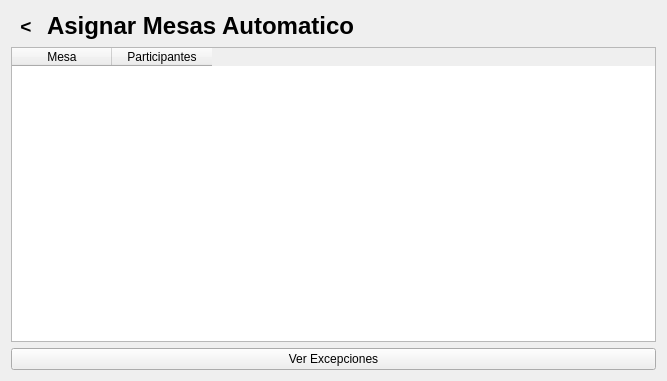
The window that Interfaces/AsignarMesasAutomatico.ui (roblesgg/GestionEventos) describes before a commit, drawn with Qt 5.
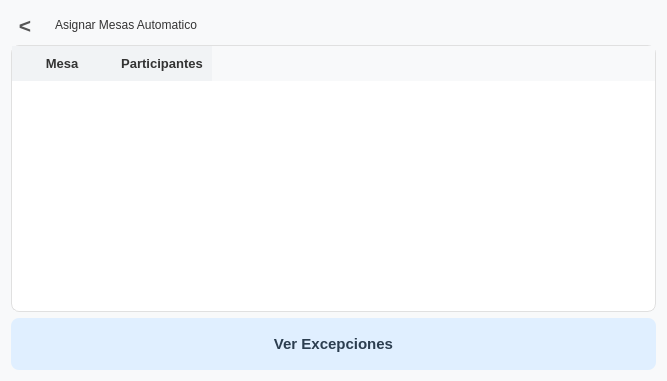
The same window after the commit.

Diff of the .ui file:
```diff
--- a/Interfaces/AsignarMesasAutomatico.ui
+++ b/Interfaces/AsignarMesasAutomatico.ui
@@ -13,18 +13,81 @@
   <property name="windowTitle">
    <string>Form</string>
   </property>
+  
+  <property name="styleSheet">
+   <string>
+/* --- Estilo General --- */
+QWidget {
+    font-family: 'Segoe UI', 'Arial', 'sans-serif';
+    background-color: #F8F9FA; /* Un blanco roto muy suave */
+    color: #333333;
+}
+
+/* --- Título Principal --- */
+QLabel[objectName="TitleLabel_AutoAssign"] {
+    font-size: 24pt;
+    font-weight: bold;
+    color: #2C3E50; /* Un azul oscuro */
+    padding-bottom: 10px;
+    background-color: transparent;
+}
+
+/* --- Botón de Atrás --- */
+QToolButton {
+    font-size: 16pt;
+    font-weight: bold;
+    color: #555555;
+    background-color: transparent;
+    border: none;
+    padding-right: 10px;
+}
+QToolButton:hover {
+    color: #000000;
+}
+
+/* --- Botones Principales --- */
+QPushButton {
+    background-color: #E0EFFF; /* Azul pastel */
+    color: #2C3E50;
+    font-size: 11pt;
+    font-weight: bold;
+    border: none;
+    border-radius: 8px; /* ¡ESQUINAS REDONDEADAS! */
+    padding: 12px 18px;
+    min-height: 28px;
+}
+QPushButton:hover {
+    background-color: #C6DFFF;
+}
+QPushButton:pressed {
+    background-color: #B0D0FF;
+}
+
+/* --- Tablas --- */
+QTableWidget {
+    background-color: #FFFFFF;
+    border: 1px solid #E0E0E0;
+    gridline-color: #E0E0E0; /* Color de la cuadrícula */
+    border-radius: 8px; /* ESQUINAS REDONDEADAS */
+    font-size: 10pt;
+}
+
+/* --- Cabeceras de Tablas --- */
+QHeaderView::section {
+    background-color: #F1F3F5; /* Un gris muy claro para cabeceras */
+    padding: 8px;
+    border: none;
+    font-weight: bold;
+    font-size: 10pt;
+}
+   </string>
+  </property>
+  
   <layout class="QVBoxLayout" name="verticalLayout_2">
    <item>
     <layout class="QHBoxLayout" name="horizontalLayout_Titulo_3" stretch="0,0,1">
      <item>
-      <widget class="QToolButton" name="btnAtras_mesaautomatico">
-       <property name="font">
-        <font>
-         <pointsize>14</pointsize>
-         <weight>75</weight>
-         <bold>true</bold>
-        </font>
-       </property>
+      <widget class="QToolButton" name="BackButton_AutoAssign">
        <property name="text">
         <string>&lt;</string>
        </property>
@@ -34,14 +97,7 @@
       </widget>
      </item>
      <item>
-      <widget class="QLabel" name="labelTitulo_3">
-       <property name="font">
-        <font>
-         <pointsize>18</pointsize>
-         <weight>75</weight>
-         <bold>true</bold>
-        </font>
-       </property>
+      <widget class="QLabel" name="TitleLabel_AutoAssign">
        <property name="text">
         <string>Asignar Mesas Automatico</string>
        </property>
```
Left out of the diff: 6 changed lines with no effect on the pictures.
